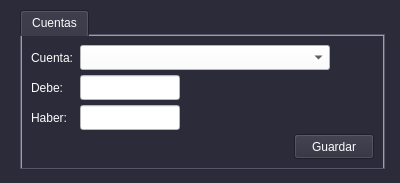
Old version of the form form_cuentas_nuevo.ui in the repository lriccombene/sgc1.
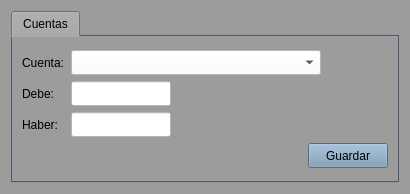
New version of the form.

```diff
--- a/form_cuentas_nuevo.ui
+++ b/form_cuentas_nuevo.ui
@@ -6,29 +6,23 @@
    <rect>
     <x>0</x>
     <y>0</y>
-    <width>400</width>
-    <height>183</height>
+    <width>410</width>
+    <height>194</height>
    </rect>
   </property>
   <property name="windowTitle">
    <string>Form</string>
   </property>
   <property name="styleSheet">
-   <string notr="true">color: rgb(3, 3, 3);
-background-color: rgb(44, 43, 58);
-font: 10pt &quot;Liberation Sans&quot;;
-color: rgb(252, 252, 252);
-selection-background-color: rgb(155, 155, 185);</string>
+   <string notr="true">font: 10pt &quot;Liberation Sans&quot;;
+color: rgb(0, 0, 0);
+background-color: rgb(156, 156, 156);
+selection-background-color: rgb(164, 190, 221);
+selection-color: rgb(0, 0, 0);</string>
   </property>
+  <layout class="QGridLayout" name="gridLayout">
+   <item row="0" column="0">
   <widget class="QTabWidget" name="tabWidget">
-   <property name="geometry">
-    <rect>
-     <x>20</x>
-     <y>10</y>
-     <width>365</width>
-     <height>160</height>
-    </rect>
-   </property>
    <property name="styleSheet">
     <string notr="true">QTabWidget{
 background-color: rgb(123, 121, 143);
@@ -233,6 +227,9 @@
            <height>25</height>
           </size>
          </property>
+           <property name="styleSheet">
+            <string notr="true">background-color: rgb(119, 149, 177);</string>
+           </property>
          <property name="text">
           <string>Guardar</string>
          </property>
@@ -243,6 +240,8 @@
     </layout>
    </widget>
   </widget>
+   </item>
+  </layout>
  </widget>
  <resources/>
  <connections/>
```
Left out of the diff: 2 changed lines with no effect on the pictures. Lines whose indentation alone changed are shown as unchanged.
